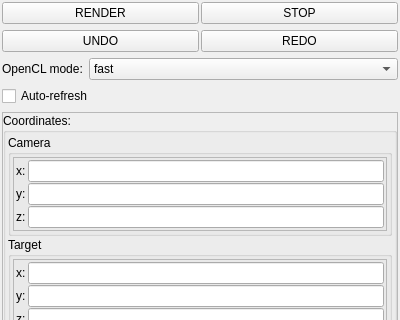
This is mandelbulber2/qt/dock_navigation.ui in buddhi1980/mandelbulber2 as Qt 5 draws it before an edit; both pictures show x 0 to 400 and y 0 to 320 of the 400 by 1120 pixel window. The edited form follows.
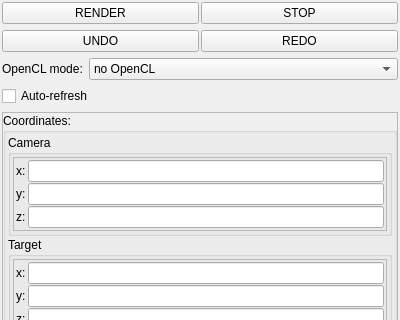
This is the edited form. Icons and pictures are not drawn. Custom widgets are drawn as their Qt base class.

Commit message: Added OpenCL mode: No OpenCL - it can be used to quick disable of OpenCL

Patch:
```diff
--- a/mandelbulber2/qt/dock_navigation.ui
+++ b/mandelbulber2/qt/dock_navigation.ui
@@ -106,6 +106,11 @@
      </item>
      <item>
       <widget class="QComboBox" name="comboBox_opencl_mode">
+       <item>
+        <property name="text">
+         <string>no OpenCL</string>
+        </property>
+       </item>
        <item>
         <property name="text">
          <string>fast</string>
```
The commit also changes 4 other files.
